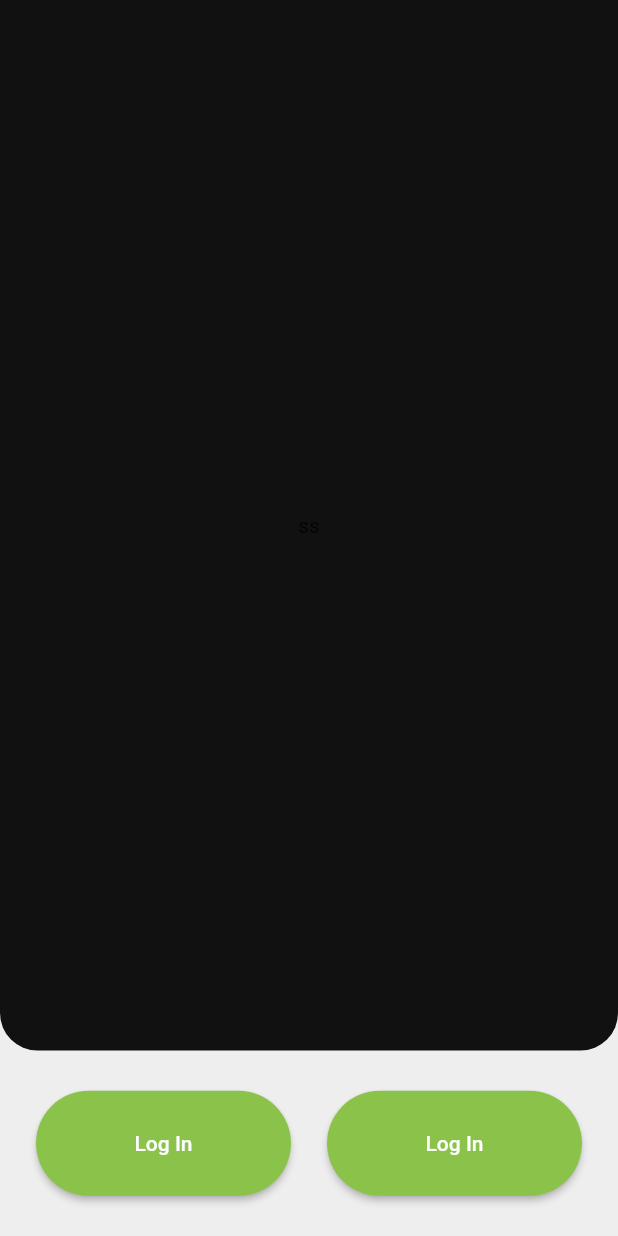
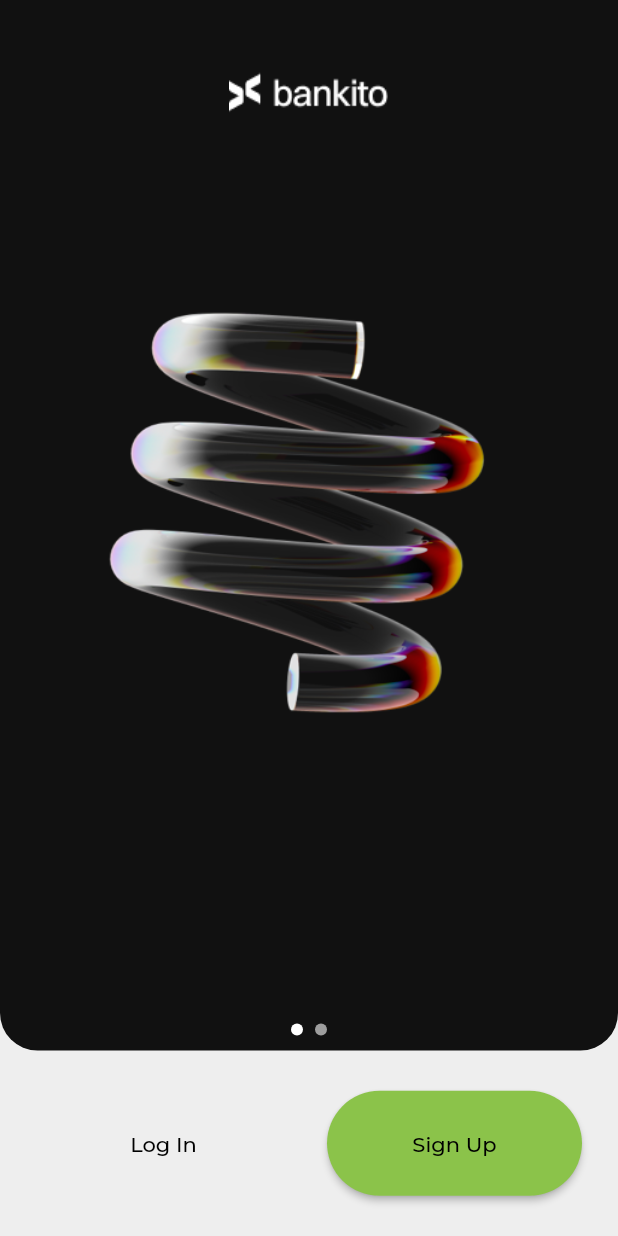
Before and after one commit to browsfer/Bankito, a Flutter app: the screen it shows after launch, on a phone screen of 412 x 824 dp. Run offline on Flutter 3.47's test engine with Material 2 defaults, Android fonts, the light colour scheme and no system bars; drawn by our look-alikes of intro_slider; our stand-ins replace google_fonts.

Commit message:
Updated splash screen + implementing slides on it

```diff
--- a/lib/main.dart
+++ b/lib/main.dart
@@ -1,5 +1,6 @@
 import 'package:bankito/pages/splash_screen.dart';
 import 'package:flutter/material.dart';
+import 'package:google_fonts/google_fonts.dart';
 
 import 'pages/home_page.dart';
 
@@ -13,7 +14,14 @@ class MyApp extends StatelessWidget {
   // This widget is the root of your application.
   @override
   Widget build(BuildContext context) {
+    final textTheme = Theme.of(context).textTheme;
+
     return MaterialApp(
+      theme: ThemeData(
+        textTheme: GoogleFonts.montserratTextTheme(textTheme).copyWith(
+          bodyMedium: GoogleFonts.roboto(textStyle: textTheme.bodyMedium),
+        ),
+      ),
       debugShowCheckedModeBanner: false,
       home: SplashScreen(),
     );
--- a/lib/pages/home_page.dart
+++ b/lib/pages/home_page.dart
@@ -13,7 +13,7 @@ class HomePage extends StatefulWidget {
 }
 
 class _HomePageState extends State<HomePage> {
-  final Color _inactiveContainerColor = Colors.black54;
+  final Color _inactiveContainerColor = Color.fromRGBO(17, 17, 17, 1);
   final Color _activeContainerColor = Colors.lightGreen;
   bool _addMoneyContainerSelected = false;
   bool _transactionsContainerSelected = false;
--- a/lib/pages/splash_screen.dart
+++ b/lib/pages/splash_screen.dart
@@ -1,8 +1,14 @@
+import 'package:bankito/widgets/intro_slider.dart';
 import 'package:flutter/material.dart';
 
-class SplashScreen extends StatelessWidget {
+class SplashScreen extends StatefulWidget {
   const SplashScreen({super.key});
 
+  @override
+  State<SplashScreen> createState() => _SplashScreenState();
+}
+
+class _SplashScreenState extends State<SplashScreen> {
   @override
   Widget build(BuildContext context) {
     return Scaffold(
@@ -21,7 +27,7 @@ class SplashScreen extends StatelessWidget {
             width: double.infinity,
             height: MediaQuery.of(context).size.height * 0.85,
             //Slides
-            child: Center(child: const Text('ss')),
+            child: MyIntroSlider(),
           ),
           // User authentication section
           Expanded(
@@ -31,8 +37,8 @@ class SplashScreen extends StatelessWidget {
                 ElevatedButton(
                   onPressed: () {},
                   style: ButtonStyle(
-                    backgroundColor:
-                        MaterialStatePropertyAll(Colors.lightGreen),
+                    elevation: MaterialStatePropertyAll(0),
+                    backgroundColor: MaterialStatePropertyAll(Colors.grey[200]),
                     fixedSize: MaterialStatePropertyAll(Size(170, 70)),
                     shape: MaterialStatePropertyAll(
                       RoundedRectangleBorder(
@@ -40,7 +46,10 @@ class SplashScreen extends StatelessWidget {
                       ),
                     ),
                   ),
-                  child: const Text('Log In'),
+                  child: const Text(
+                    'Log In',
+                    style: TextStyle(color: Colors.black),
+                  ),
                 ),
                 ElevatedButton(
                   onPressed: () {},
@@ -54,7 +63,10 @@ class SplashScreen extends StatelessWidget {
                       ),
                     ),
                   ),
-                  child: const Text('Log In'),
+                  child: const Text(
+                    'Sign Up',
+                    style: TextStyle(color: Colors.black),
+                  ),
                 ),
               ],
             ),
--- /dev/null
+++ b/lib/widgets/intro_slider.dart
@@ -0,0 +1,54 @@
+import 'package:flutter/material.dart';
+import 'package:intro_slider/intro_slider.dart';
+
+class MyIntroSlider extends StatefulWidget {
+  const MyIntroSlider({super.key});
+
+  @override
+  State<MyIntroSlider> createState() => _IntroSliderState();
+}
+
+class _IntroSliderState extends State<MyIntroSlider> {
+  List<ContentConfig> listContentConfig = [];
+
+  @override
+  void initState() {
+    super.initState();
+    listContentConfig.add(
+      ContentConfig(
+        marginTitle: EdgeInsets.zero,
+        widgetTitle: Image.asset(
+          'assets/images/bankito_logo.png',
+          fit: BoxFit.scaleDown,
+        ),
+        centerWidget: Image.asset(
+          'assets/images/example_photo.png',
+        ),
+      ),
+    );
+
+    listContentConfig.add(
+      ContentConfig(
+          widgetTitle: Image.asset('assets/images/bankito_logo.png'),
+          description:
+              "Allow miles wound place the leave had. To sitting subject no improve studied limited",
+          foregroundImageFit: BoxFit.scaleDown),
+    );
+  }
+
+  @override
+  Widget build(BuildContext context) {
+    return IntroSlider(
+      key: UniqueKey(),
+      listContentConfig: listContentConfig,
+      isShowDoneBtn: false,
+      isShowNextBtn: false,
+      isShowSkipBtn: false,
+      isShowPrevBtn: false,
+      indicatorConfig: const IndicatorConfig(
+        colorIndicator: Colors.grey,
+        colorActiveIndicator: Colors.white,
+      ),
+    );
+  }
+}
--- a/pubspec.yaml
+++ b/pubspec.yaml
@@ -35,6 +35,8 @@ dependencies:
   # The following adds the Cupertino Icons font to your application.
   # Use with the CupertinoIcons class for iOS style icons.
   cupertino_icons: ^1.0.2
+  intro_slider: ^4.2.0
+  google_fonts: ^4.0.4
 
 dev_dependencies:
   flutter_test:
@@ -61,6 +63,8 @@ flutter:
   # To add assets to your application, add an assets section, like this:
   assets:
     - assets/images/profile_avatar.png
+    - assets/images/bankito_logo.png
+    - assets/images/example_photo.png
     # - assets/icons
 
   # An image asset can refer to one or more resolution-specific "variants", see
```
Also changed, not shown: assets/images/example_photo.png (added), pubspec.lock, 1 other file.
